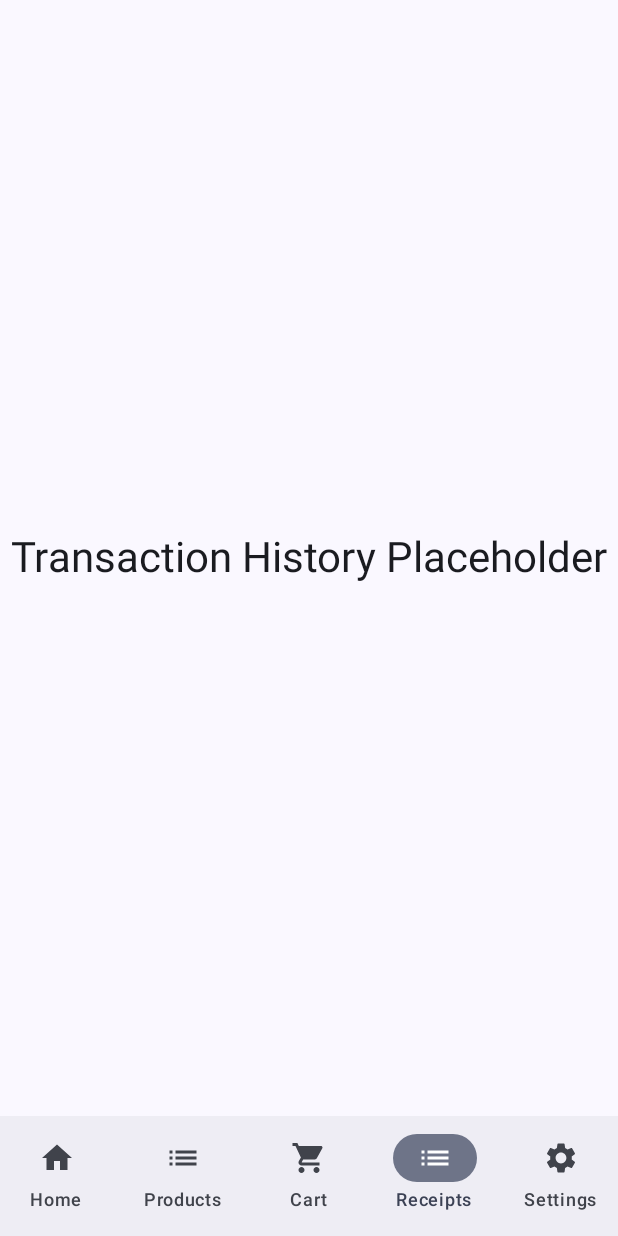
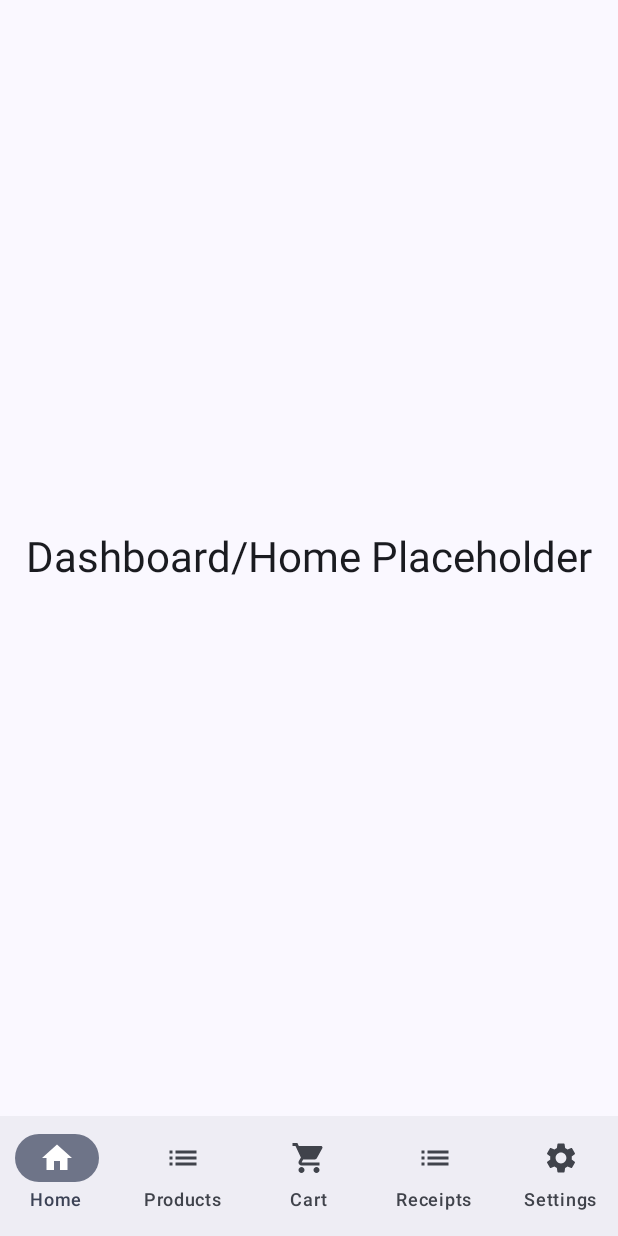
Before and after one commit to kyokosawada/POS, an Android app built with Jetpack Compose: the DashboardView screen opened through its navigation route, on a phone screen of 412 x 824 dp. Run offline under Robolectric (Android 15) with nearby library versions, the phone set to English and light mode, and no system bars.

Commit message:
Separated features for easier scaling

```diff
--- a/app/src/main/java/com/kyokosawada/MainActivity.kt
+++ b/app/src/main/java/com/kyokosawada/MainActivity.kt
@@ -4,7 +4,7 @@ import android.os.Bundle
 import androidx.activity.ComponentActivity
 import androidx.activity.compose.setContent
 import androidx.activity.enableEdgeToEdge
-import com.kyokosawada.ui.calculateWindowSizeClass
+import com.kyokosawada.ui.utils.calculateWindowSizeClass
 import com.kyokosawada.ui.navigation.AppNavHost
 import com.kyokosawada.ui.theme.AppTheme
 
--- a/app/src/main/java/com/kyokosawada/ui/SettingsView.kt
+++ b/app/src/main/java/com/kyokosawada/ui/SettingsView.kt
@@ -1,4 +1,4 @@
-package com.kyokosawada.ui
+package com.kyokosawada.ui.settings
 
 import androidx.compose.foundation.layout.Box
 import androidx.compose.foundation.layout.fillMaxSize
--- a/app/src/main/java/com/kyokosawada/ui/WindowSizeClassUtils.kt
+++ b/app/src/main/java/com/kyokosawada/ui/WindowSizeClassUtils.kt
@@ -1,4 +1,4 @@
-package com.kyokosawada.ui
+package com.kyokosawada.ui.utils
 
 import androidx.compose.foundation.layout.BoxWithConstraints
 import androidx.compose.runtime.Composable
--- a/app/src/main/java/com/kyokosawada/ui/TransactionHistoryView.kt
+++ b/app/src/main/java/com/kyokosawada/ui/dashboard/DashboardView.kt
@@ -1,4 +1,4 @@
-package com.kyokosawada.ui
+package com.kyokosawada.ui.dashboard
 
 import androidx.compose.foundation.layout.Box
 import androidx.compose.foundation.layout.fillMaxSize
@@ -9,17 +9,26 @@ import androidx.compose.runtime.Composable
 import androidx.compose.ui.Alignment
 import androidx.compose.ui.Modifier
 
+// ... existing code ...
+
 /**
- * Transaction History screen.
+ * Dashboard/Home view.
  */
 @Composable
-fun TransactionHistoryView() {
+fun DashboardView() {
     Surface(
         modifier = Modifier.fillMaxSize(),
         color = MaterialTheme.colorScheme.background
     ) {
-        Box(contentAlignment = Alignment.Center, modifier = Modifier.fillMaxSize()) {
-            Text("Transaction History Placeholder", style = MaterialTheme.typography.headlineMedium)
+        Box(
+            contentAlignment = Alignment.Center,
+            modifier = Modifier.fillMaxSize()
+        ) {
+            Text(
+                text = "Dashboard/Home Placeholder",
+                style = MaterialTheme.typography.headlineMedium
+            )
         }
     }
 }
+// ... existing code ...
--- a/app/src/main/java/com/kyokosawada/ui/ProductEditView.kt
+++ b/app/src/main/java/com/kyokosawada/ui/product/ProductEditView.kt
@@ -1,4 +1,4 @@
-package com.kyokosawada.ui
+package com.kyokosawada.ui.product
 
 import androidx.compose.foundation.layout.*
 import androidx.compose.foundation.text.KeyboardOptions
--- a/app/src/main/java/com/kyokosawada/ui/ProductListView.kt
+++ b/app/src/main/java/com/kyokosawada/ui/product/ProductListView.kt
@@ -1,4 +1,4 @@
-package com.kyokosawada.ui
+package com.kyokosawada.ui.product
 
 import androidx.compose.foundation.layout.*
 import androidx.compose.foundation.lazy.LazyColumn
@@ -13,7 +13,6 @@ import androidx.compose.material3.ModalBottomSheet
 import androidx.compose.material3.rememberModalBottomSheetState
 import androidx.compose.runtime.mutableStateOf
 import androidx.compose.runtime.remember
-import androidx.compose.material3.Divider
 import androidx.compose.material3.Scaffold
 import androidx.compose.material3.FloatingActionButton
 import androidx.compose.material3.Surface
@@ -39,6 +38,7 @@ import org.koin.androidx.compose.koinViewModel
  * Product Inventory List screen. MVVM: State from ProductViewModel via Koin.
  */
 import androidx.compose.runtime.saveable.rememberSaveable
+import com.kyokosawada.ui.product.ProductEditView
 import kotlinx.coroutines.launch
 
 @OptIn(ExperimentalMaterial3Api::class)
@@ -116,7 +116,7 @@ fun ProductListView(
                                 onClick = { editProductState.value = product },
                                 onDelete = { productToDeleteState.value = product }
                             )
-                            Divider()
+                            Divider(modifier = Modifier.padding(horizontal = 16.dp))
                         }
                     }
                 }
--- /dev/null
+++ b/app/src/main/java/com/kyokosawada/ui/settings/SettingsView.kt
@@ -0,0 +1,2 @@
+package com.kyokosawada.ui.settings
+// ...rest unchanged...
--- a/app/src/main/java/com/kyokosawada/ui/theme/Theme.kt
+++ b/app/src/main/java/com/kyokosawada/ui/theme/Theme.kt
@@ -11,6 +11,7 @@ import androidx.compose.material3.lightColorScheme
 import androidx.compose.runtime.Composable
 import androidx.compose.runtime.SideEffect
 import androidx.compose.ui.graphics.toArgb
+// If you use calculateWindowSizeClass or other utils, import from com.kyokosawada.ui.utils
 import androidx.compose.ui.platform.LocalContext
 import androidx.compose.ui.platform.LocalView
 import androidx.core.view.WindowCompat
--- /dev/null
+++ b/app/src/main/java/com/kyokosawada/ui/utils/WindowSizeClassUtils.kt
@@ -0,0 +1,2 @@
+package com.kyokosawada.ui.utils
+// ...rest unchanged...
```
Also changed, not shown: app/src/main/java/com/kyokosawada/ui/cart/CartView.kt (renamed from app/src/main/java/com/kyokosawada/ui/BarcodeScannerSheet.kt, +8 -8 lines), app/src/main/java/com/kyokosawada/ui/cart/CheckoutView.kt (renamed from app/src/main/java/com/kyokosawada/ui/DashboardView.kt, +4 -10 lines), app/src/main/java/com/kyokosawada/ui/image/ImagePickerSheet.kt (renamed from app/src/main/java/com/kyokosawada/ui/ReceiptPreviewView.kt, +7 -4 lines), app/src/main/java/com/kyokosawada/ui/navigation/AppNavHost.kt (+7 -7 lines), app/src/main/java/com/kyokosawada/ui/scanner/BarcodeScannerSheet.kt (renamed from app/src/main/java/com/kyokosawada/ui/CartView.kt, +8 -9 lines), app/src/main/java/com/kyokosawada/ui/transaction/ReceiptPreviewView.kt (renamed from app/src/main/java/com/kyokosawada/ui/CheckoutView.kt, +5 -8 lines), app/src/main/java/com/kyokosawada/ui/transaction/TransactionHistoryView.kt (renamed from app/src/main/java/com/kyokosawada/ui/ImagePickerSheet.kt, +4 -7 lines).
